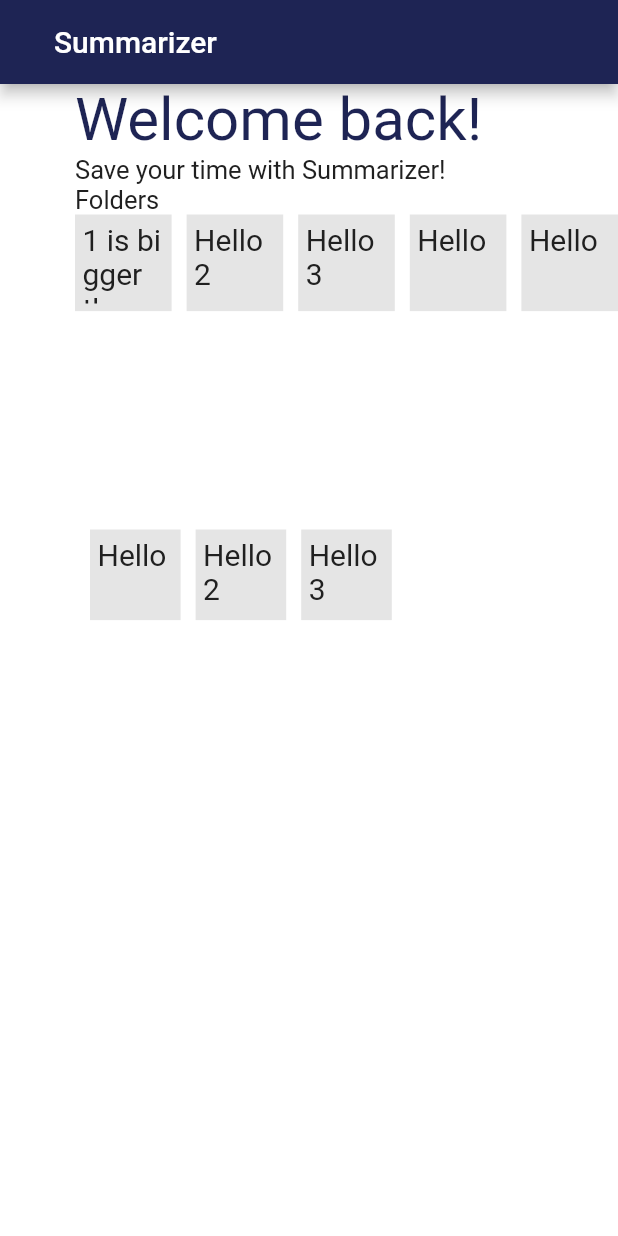
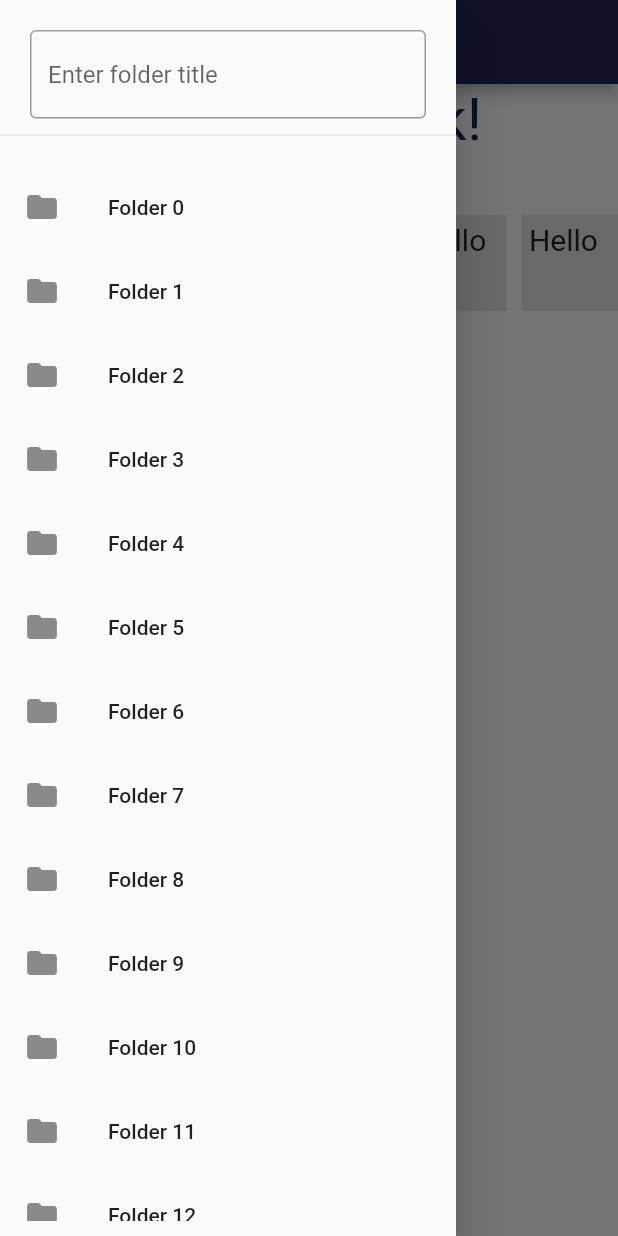
Before and after one commit to gdsc-fuv/summarizer, a Flutter app: the screen it shows after launch, with the side drawer open (before the commit the screen has no drawer), on a phone screen of 412 x 824 dp. Run offline on Flutter 3.47's test engine with Material 2 defaults, Android fonts, the light colour scheme and no system bars.

Commit message:
left panel debugged

```diff
--- a/lib/pages/home_page.dart
+++ b/lib/pages/home_page.dart
@@ -1,5 +1,6 @@
 import 'package:flutter/material.dart';
 import 'package:summarizer/widgets/folder_view.dart';
+import 'package:summarizer/widgets/left_panel.dart';
 import 'package:summarizer/widgets/nav_bar.dart';
 
 class HomePage extends StatelessWidget {
@@ -9,6 +10,7 @@
   Widget build(BuildContext context) {
     return Scaffold(
       appBar: const Navbar(),
+      drawer: const NavDrawer(),
       body: Container(
         color: Colors.white,
         child: Padding(
--- a/lib/widgets/left_panel.dart
+++ b/lib/widgets/left_panel.dart
@@ -1,36 +1,31 @@
 // Giang & Phuong se code o day nhe
 import 'package:flutter/material.dart';
 
-// class LeftPanel extends StatelessWidget {
-//   const LeftPanel({Key? key}) : super(key: key);
-
-//   @override
-//   Widget build(BuildContext context) {
-//     return Container();
-//   }
-// }
 class NavDrawer extends StatefulWidget {
   const NavDrawer({Key? key}) : super(key: key);
 
   @override
-  State<NavDrawer> createState() => _MyStatefulWidgetState();
+  State<NavDrawer> createState() => _NavDrawerState();
 }
 
-class _MyStatefulWidgetState extends State<NavDrawer> {
+class _NavDrawerState extends State<NavDrawer> {
   final ScrollController _firstController = ScrollController();
 
   @override
   Widget build(BuildContext context) {
+    const double searchContainerHeight = 110;
+
     return LayoutBuilder(
         builder: (BuildContext context, BoxConstraints constraints) {
       return Drawer(
         child: ListView(
           children: [
-            DrawerHeader(
-              child: Container(
-                // width: 300,
-                padding: const EdgeInsets.symmetric(horizontal: 5, vertical: 7),
-                child: const TextField(
+            const SizedBox(
+              height: searchContainerHeight,
+              child: DrawerHeader(
+                padding: EdgeInsets.symmetric(horizontal: 20),
+                margin: EdgeInsets.symmetric(vertical: 20),
+                child: TextField(
                   decoration: InputDecoration(
                     border: OutlineInputBorder(),
                     hintText: 'Enter folder title',
@@ -38,115 +33,24 @@
                 ),
               ),
             ),
-            ListView.builder(
-                physics: ClampingScrollPhysics(),
+            Container(
+              height:
+                  MediaQuery.of(context).size.height - searchContainerHeight,
+              padding: const EdgeInsets.only(bottom: 10),
+              child: ListView.builder(
+                  // physics: ClampingScrollPhysics(),
                   controller: _firstController,
-                itemCount: 5,
+                  itemCount: 20,
                   itemBuilder: (BuildContext context, int index) {
                     return ListTile(
                         leading: const Icon(Icons.folder),
                         title: Text('Folder $index'),
                         onTap: () => {Navigator.of(context).pop()});
                   }),
+            ),
           ],
         ),
       );
     });
   }
 }
-// class NavDrawer extends StatelessWidget {
-//   const NavDrawer({Key? key}) : super(key: key);
-
-//   @override
-//   Widget build(BuildContext context) {
-//     return Drawer(
-//       child: ListView.builder(
-//         padding: EdgeInsets.zero,
-//         children: <Widget>[
-//           Container(
-//             padding: EdgeInsets.symmetric(horizontal: 5, vertical: 7),
-//             child: TextField(
-//               decoration: InputDecoration(
-//                 border: OutlineInputBorder(),
-//                 hintText: 'Enter folder title',
-//               ),
-//             ),
-//           ),
-//           ListTile(
-//             leading: Icon(Icons.folder),
-//             title: Text('Folder ${index + 1}'),
-//             onTap: () => {Navigator.of(context).pop()},
-//           ),
-//           ListTile(
-//             leading: Icon(Icons.folder),
-//             title: Text('Folder ${index + 1}'),
-//             onTap: () => {Navigator.of(context).pop()},
-//           ),
-//           ListTile(
-//             leading: Icon(Icons.folder),
-//             title: Text('Folder ${index + 1}'),
-//             onTap: () => {Navigator.of(context).pop()},
-//           ),
-//           ListTile(
-//             leading: Icon(Icons.folder),
-//             title: Text('Folder ${index + 1}'),
-//             onTap: () => {Navigator.of(context).pop()},
-//           ),
-//           ListTile(
-//             leading: Icon(Icons.folder),
-//             title: Text('Folder ${index + 1}'),
-//             onTap: () => {Navigator.of(context).pop()},
-//           ),
-//         ],
-//       ),
-//     );
-//   }
-// }
-
-// class NavDrawer extends StatefulWidget {
-//   const NavDrawer({Key? key}) : super(key: key);
-
-//   @override
-//   State<NavDrawer> createState() => _MyStatefulWidgetState();
-// }
-
-// class _MyStatefulWidgetState extends State<NavDrawer> {
-//   final ScrollController _firstController = ScrollController();
-
-//   @override
-//   Widget build(BuildContext context) {
-//     return LayoutBuilder(
-//         builder: (BuildContext context, BoxConstraints constraints) {
-//       return Scrollbar(
-//         isAlwaysShown: true,
-//         controller: _firstController,
-//         child: Drawer(
-//           child: ListView.builder(
-//             controller: _firstController,
-//             itemCount: 30,
-//             itemBuilder: (BuildContext context, int index) {
-//               return Column(
-//                 children: <Widget>[
-//                   Container(
-//                     padding: EdgeInsets.symmetric(horizontal: 5, vertical: 7),
-//                     child: TextField(
-//                       decoration: InputDecoration(
-//                         border: OutlineInputBorder(),
-//                         hintText: 'Enter folder title',
-//                       ),
-//                     ),
-//                   ),
-//                   ListTile(
-//                     leading: Icon(Icons.folder),
-//                     title: Text('Folder 1'),
-//                     onTap: () => {Navigator.of(context).pop()},
-//                   ),
-//                 ],
-//               );
-//             },
-//           ),
-//         ),
-//       );
-//     });
-//   }
-// }
```
Lines whose indentation alone changed are shown as unchanged.
